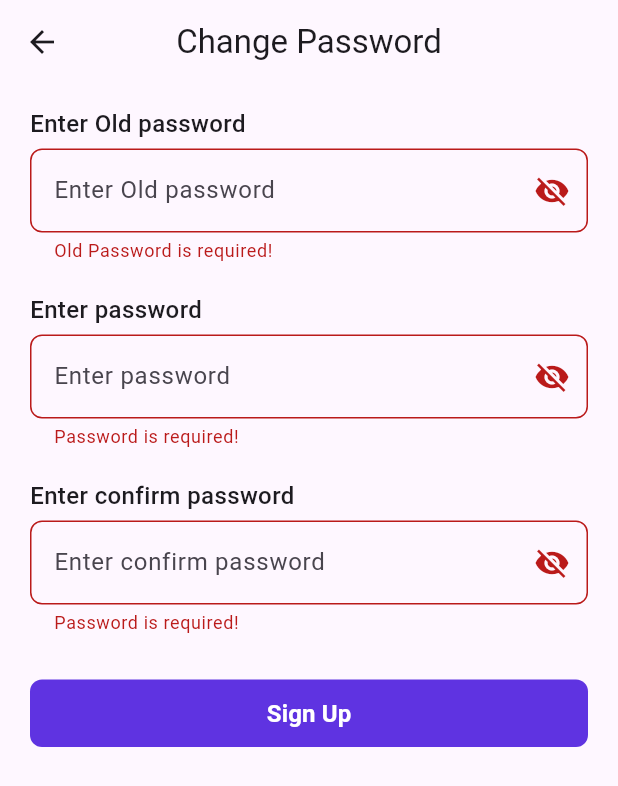
After one commit to fyp-code/speak_out_app, a Flutter app: the ChangePasswordPage screen opened directly, after a tap on "Sign Up", on a phone screen of 412 x 824 dp. The commit adds this screen. Shown: the top 786 px of the screen. Run offline on Flutter 3.47's test engine with Material 3 defaults, Android fonts, the phone set to English and light mode, and no system bars; our stand-ins replace cloud_firestore, firebase_auth, firebase_core, firebase_storage, flutter_svg, fluttertoast and 3 more; accounts and stored records are empty.

```diff
--- a/lib/features/auth/sign-in/view/signin_page.dart
+++ b/lib/features/auth/sign-in/view/signin_page.dart
@@ -137,7 +137,6 @@ class _SignInScreenState extends State<SignInScreen> {
                                 isLoading: controller.isLoading.value,
                                 text: "Sign In",
                                 textColor: AppColors.white,
-                                backgroundColor: const Color(0xFF242A37),
                               ),
                             ],
                           ),
--- a/lib/features/auth/sign-up/view/signup_page.dart
+++ b/lib/features/auth/sign-up/view/signup_page.dart
@@ -166,7 +166,6 @@ class _SignUpScreenState extends State<SignUpScreen> {
                                 isLoading: controller.isLoading.value,
                                 text: "Sign Up",
                                 textColor: AppColors.white,
-                                backgroundColor: const Color(0xFF242A37),
                               ),
                             ],
                           ),
--- a/lib/features/cases/add-case/controller/add_case_controller.dart
+++ b/lib/features/cases/add-case/controller/add_case_controller.dart
@@ -30,6 +30,8 @@ class AddCaseController extends GetxController {
     super.dispose();
   }
 
+
+
   void onSubmit(BuildContext context) async {
     if (!formKey.currentState!.validate()) {
       return;
@@ -50,6 +52,7 @@ class AddCaseController extends GetxController {
         CaseModel(
           userId: FirebaseAuth.instance.currentUser?.uid,
           createdAt: DateTime.now(),
+          updatedAt: DateTime.now(),
           description: descriptionController.text,
           images: imagesUrl,
           type: typeController.text,
--- a/lib/features/cases/add-case/view/add_case_page.dart
+++ b/lib/features/cases/add-case/view/add_case_page.dart
@@ -82,7 +82,7 @@ class AddCasePage extends StatelessWidget {
                 const FieldLabel("Case Type"),
                 AppTextField(
                   textEditingController: controller.typeController,
-                  label: "Type",
+                  hint: "Type",
                   readOnly: controller.isLoading.value,
                   validator:
                       InputValidators.required(message: "Type is required"),
@@ -98,7 +98,7 @@ class AddCasePage extends StatelessWidget {
                 const FieldLabel("Description"),
                 AppTextField(
                   textEditingController: controller.descriptionController,
-                  label: "Description",
+                  hint: "Description",
                   readOnly: controller.isLoading.value,
                   validator: InputValidators.required(
                       message: "Description is required"),
--- a/lib/features/home/case-mode/case_model.dart
+++ b/lib/features/home/case-mode/case_model.dart
@@ -13,6 +13,7 @@ class CaseModel extends Model {
     this.status,
     this.images,
     this.createdAt,
+    this.updatedAt,
   });
 
   @JsonKey(includeIfNull: false, name: "user_id")
@@ -28,6 +29,9 @@ class CaseModel extends Model {
   @JsonKey(name: "created_at", includeIfNull: false)
   @TimestampConverter()
   final DateTime? createdAt;
+  @JsonKey(name: "updated_at", includeIfNull: false)
+  @TimestampConverter()
+  final DateTime? updatedAt;
 
   @override
   Map<String, dynamic> toJson() => _$CaseModelToJson(this);
--- /dev/null
+++ b/lib/features/setting/change-password/controller/change_password_controller.dart
@@ -0,0 +1,104 @@
+import 'dart:developer';
+
+import 'package:firebase_auth/firebase_auth.dart';
+import 'package:flutter/material.dart';
+import 'package:get/get.dart';
+import 'package:speak_out_app/services/firebase_auth_service.dart';
+
+import '../../../../utils/app_snackbar.dart';
+
+class ChangePasswordController extends GetxController {
+  final formKey = GlobalKey<FormState>();
+  var isLoading = false.obs;
+
+  final TextEditingController oldpasswordController = TextEditingController();
+  final TextEditingController newpasswordController = TextEditingController();
+  final TextEditingController confirmPasswordController =
+      TextEditingController();
+
+  @override
+  void dispose() {
+    oldpasswordController.dispose();
+    newpasswordController.dispose();
+    confirmPasswordController.dispose();
+
+    super.dispose();
+  }
+
+  void onSubmit(BuildContext context) async {
+    if (!formKey.currentState!.validate()) {
+      return;
+    }
+    formKey.currentState?.save();
+    FocusScope.of(context).unfocus();
+
+    try {
+      isLoading.value = true;
+      final currentUser = FirebaseAuthService().auth.currentUser;
+      if (currentUser == null) {
+        isLoading.value = false;
+        $showSnackBar(
+          context: context,
+          message: "User not logged in",
+          icon: Icons.error_outline_outlined,
+        );
+        return;
+      }
+      await currentUser.reauthenticateWithCredential(
+        EmailAuthProvider.credential(
+          email: currentUser.email!,
+          password: oldpasswordController.text,
+        ),
+      );
+      currentUser.updatePassword(newpasswordController.text);
+      isLoading.value = false;
+      Get.back();
+      $showSnackBar(
+        context: context,
+        message: "Password Updated Successfully",
+        icon: Icons.error_outline_outlined,
+      );
+    } on FirebaseException catch (e) {
+      log("-----f catch-------$e----------");
+      isLoading.value = false;
+      var errorMessage = '';
+      switch (e.code) {
+        case 'invalid-credential':
+          errorMessage = 'The old password is incorrect.';
+          break;
+        case 'wrong-password':
+          errorMessage = 'The old password is incorrect.';
+          break;
+        case 'weak-password':
+          errorMessage = 'The new password is too weak.';
+          break;
+        case 'user-not-found':
+          errorMessage = 'No user found with this email.';
+          break;
+        case 'user-mismatch':
+          errorMessage =
+              'the credential given does not correspond to the user.';
+          break;
+        case 'invalid-email':
+          errorMessage = 'No user found with this email.';
+          break;
+        default:
+          errorMessage = 'Please try again';
+      }
+      $showSnackBar(
+        context: context,
+        message: errorMessage,
+        icon: Icons.error_outline_outlined,
+      );
+    } catch (e) {
+      isLoading.value = false;
+      log("-----catch-------$e----------");
+
+      $showSnackBar(
+        context: context,
+        message: "Please try again",
+        icon: Icons.error_outline_outlined,
+      );
+    }
+  }
+}
--- /dev/null
+++ b/lib/features/setting/change-password/view/change_password_page.dart
@@ -0,0 +1,93 @@
+import 'package:flutter/material.dart';
+import 'package:get/get.dart';
+
+import '../../../../utils/colors.dart';
+import '../../../../widgets/app_textfield.dart';
+import '../../../../widgets/field_label.dart';
+import '../../../../widgets/input_validators.dart';
+import '../../../../widgets/primary_button.dart';
+import '../controller/change_password_controller.dart';
+
+class ChangePasswordPage extends StatelessWidget {
+  ChangePasswordPage({super.key});
+  final controller = Get.put(ChangePasswordController());
+  @override
+  Widget build(BuildContext context) {
+    return Scaffold(
+      appBar: AppBar(
+        title: const Text("Change Password"),
+        centerTitle: true,
+      ),
+      body: SafeArea(
+        child: SingleChildScrollView(
+          padding: const EdgeInsets.symmetric(horizontal: 20, vertical: 15),
+          child: Obx(
+            () => Form(
+              key: controller.formKey,
+              child: Column(
+                crossAxisAlignment: CrossAxisAlignment.start,
+                children: [
+                  const FieldLabel("Enter Old password"),
+                  AppPasswordField(
+                    textEditingController: controller.oldpasswordController,
+                    readOnly: controller.isLoading.value,
+                    hint: "Enter Old password",
+                    textInputAction: TextInputAction.next,
+                    maxLines: 1,
+                    autovalidateMode: AutovalidateMode.onUserInteraction,
+                    validator: InputValidators.required(
+                        message: 'Old Password is required!'),
+                  ),
+                  const SizedBox(height: 20),
+                  const FieldLabel("Enter password"),
+                  AppPasswordField(
+                    textEditingController: controller.newpasswordController,
+                    readOnly: controller.isLoading.value,
+                    hint: "Enter password",
+                    textInputAction: TextInputAction.next,
+                    maxLines: 1,
+                    autovalidateMode: AutovalidateMode.onUserInteraction,
+                    validator: InputValidators.multiple(
+                      [
+                        InputValidators.required(
+                            message: 'Password is required!'),
+                        InputValidators.length(
+                            min: 8,
+                            minMessage: 'Password must be 8 characters long!'),
+                      ],
+                    ),
+                  ),
+                  const SizedBox(height: 20),
+                  const FieldLabel("Enter confirm password"),
+                  AppPasswordField(
+                    textEditingController: controller.confirmPasswordController,
+                    hint: "Enter confirm password",
+                    maxLines: 1,
+                    readOnly: controller.isLoading.value,
+                    autovalidateMode: AutovalidateMode.onUserInteraction,
+                    textInputAction: TextInputAction.done,
+                    validator: (val) {
+                      if (val!.isEmpty) {
+                        return 'Password is required!';
+                      } else if (val != controller.newpasswordController.text) {
+                        return 'Password does not match!';
+                      }
+                      return null;
+                    },
+                  ),
+                  const SizedBox(height: 30),
+                  AppButton(
+                    onPressed: () => controller.onSubmit(context),
+                    isLoading: controller.isLoading.value,
+                    text: "Sign Up",
+                    textColor: AppColors.white,
+                  ),
+                ],
+              ),
+            ),
+          ),
+        ),
+      ),
+    );
+  }
+}
--- a/lib/utils/colors.dart
+++ b/lib/utils/colors.dart
@@ -5,5 +5,6 @@ class AppColors {
   static const black = Color(0xff000000);
   static const red = Color(0xFFFF6565);
   static const primaryBlue = Color(0xff1AA7B4);
-  static const themeColor = Color(0xFFFFD428);
+  static const themeColor = Color(0xff5F33E1);
+  static const textColor = Color(0xff24252C);
 }
--- a/pubspec.yaml
+++ b/pubspec.yaml
@@ -44,6 +44,7 @@ dependencies:
   fluttertoast: ^8.2.10
   json_annotation: ^4.9.0
   image_picker: ^1.1.2
+  intl: ^0.20.1
 
 dev_dependencies:
   flutter_test:
```
Also changed, not shown: lib/features/home/student-home/controller/student_home_controller.dart (+27 -0 lines), lib/features/home/student-home/view/student_home.dart (+20 -2 lines), lib/features/user-profile/user-controller/user_profile_controller.dart (+40 -0 lines), lib/features/user-profile/view/profile_page.dart (added, +107 -0 lines), lib/features/user-profile/widgets/profile_item.dart (added, +40 -0 lines), lib/utils/app_default_behaviour.dart (added, +132 -0 lines), lib/utils/case_status_enum.dart (+9 -4 lines), lib/widgets/case_item.dart (+76 -3 lines), lib/features/home/case-mode/case_model.g.dart, pubspec.lock.
